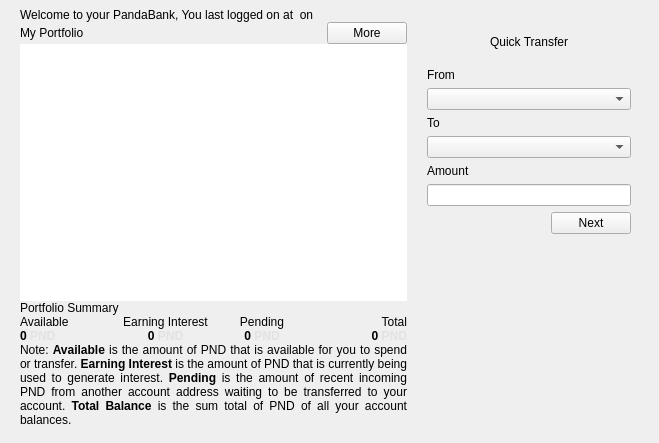
Old version of the form src/qt/forms/overviewpage.ui in the repository coinkeeper/2015-04-19_21-22_pandacoin.
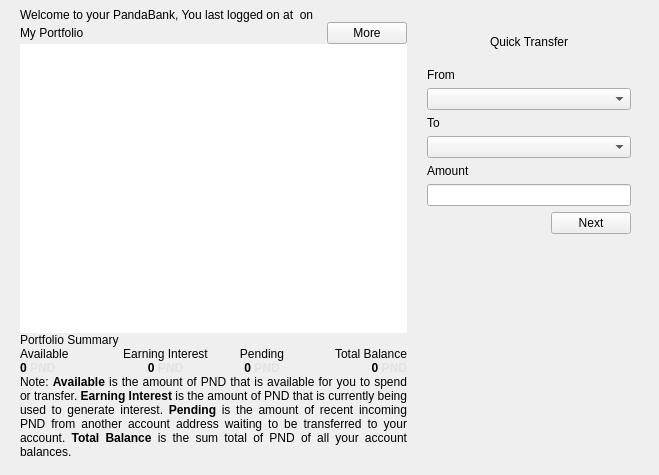
New version of the form. Custom widgets are drawn as their Qt base class.

Diff of the .ui file:
```diff
--- a/src/qt/forms/overviewpage.ui
+++ b/src/qt/forms/overviewpage.ui
@@ -7,7 +7,7 @@
     <x>0</x>
     <y>0</y>
     <width>659</width>
-    <height>443</height>
+    <height>475</height>
    </rect>
   </property>
   <property name="windowTitle">
@@ -47,7 +47,7 @@
         <number>0</number>
        </property>
        <item>
-        <layout class="QVBoxLayout" name="verticalLayout_2" stretch="0,0,0,0,0">
+        <layout class="QVBoxLayout" name="verticalLayout_2" stretch="0,1,0,0,0,0">
          <property name="spacing">
           <number>0</number>
          </property>
@@ -74,6 +74,12 @@
          </item>
          <item>
           <widget class="PortfolioOverviewTable" name="PortfolioTable">
+           <property name="sizePolicy">
+            <sizepolicy hsizetype="Expanding" vsizetype="MinimumExpanding">
+             <horstretch>0</horstretch>
+             <verstretch>0</verstretch>
+            </sizepolicy>
+           </property>
            <property name="frameShape">
             <enum>QFrame::NoFrame</enum>
            </property>
@@ -123,7 +129,10 @@
           </widget>
          </item>
          <item>
-          <layout class="QHBoxLayout" name="horizontalLayout_4">
+          <layout class="QHBoxLayout" name="horizontalLayout_4" stretch="1,1,1,1">
+           <property name="spacing">
+            <number>0</number>
+           </property>
            <item>
             <layout class="QVBoxLayout" name="verticalLayout_7">
              <property name="spacing">
@@ -267,7 +276,7 @@
              <item>
               <widget class="QLabel" name="portfolio_total_heading">
                <property name="text">
-                <string>Total</string>
+                <string>Total Balance</string>
                </property>
                <property name="alignment">
                 <set>Qt::AlignRight|Qt::AlignTrailing|Qt::AlignVCenter</set>
@@ -331,10 +340,26 @@
            </property>
           </widget>
          </item>
+         <item>
+          <spacer name="verticalSpacer_2">
+           <property name="orientation">
+            <enum>Qt::Vertical</enum>
+           </property>
+           <property name="sizeHint" stdset="0">
+            <size>
+             <width>20</width>
+             <height>0</height>
+            </size>
+           </property>
+          </spacer>
+         </item>
         </layout>
        </item>
        <item>
         <layout class="QVBoxLayout" name="verticalLayout" stretch="0,1">
+         <property name="sizeConstraint">
+          <enum>QLayout::SetDefaultConstraint</enum>
+         </property>
          <property name="leftMargin">
           <number>12</number>
          </property>
```
Left out of the diff: 6 changed lines with no effect on the pictures.
